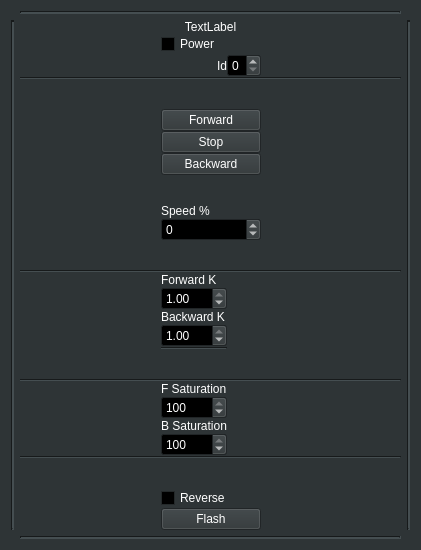
Before: the Qt Designer form ThrusterSettings/Thruster.ui in hydronautics-team/PoolsideGUI, drawn with Qt 5.
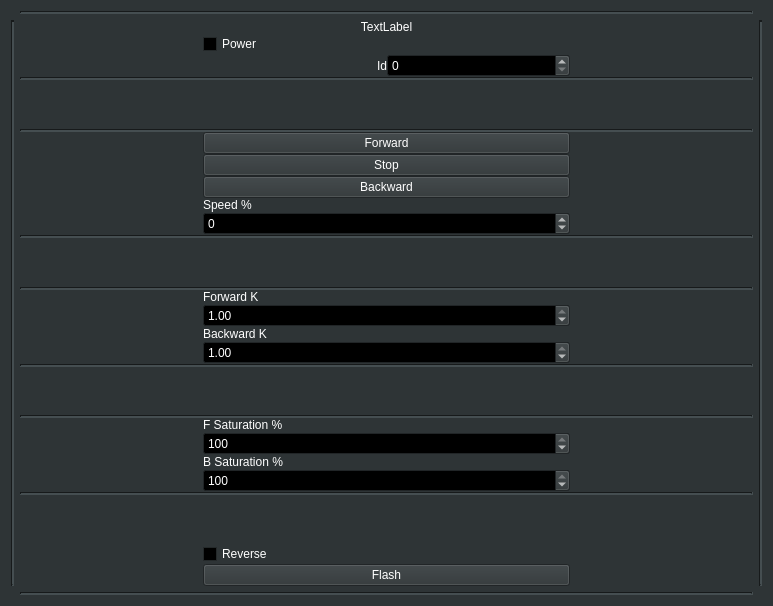
After: the same form once the commit is applied.

```diff
--- a/ThrusterSettings/Thruster.ui
+++ b/ThrusterSettings/Thruster.ui
@@ -6,8 +6,8 @@
    <rect>
     <x>0</x>
     <y>0</y>
-    <width>421</width>
-    <height>550</height>
+    <width>773</width>
+    <height>606</height>
    </rect>
   </property>
   <property name="palette">
@@ -491,265 +491,125 @@
      <property name="spacing">
       <number>0</number>
      </property>
-     <item row="19" column="2">
-      <widget class="QDoubleSpinBox" name="DoubleSpinBox_SetBackwardK">
-       <property name="maximum">
-        <double>1.000000000000000</double>
-       </property>
-       <property name="singleStep">
-        <double>0.050000000000000</double>
-       </property>
-       <property name="value">
-        <double>1.000000000000000</double>
-       </property>
-      </widget>
-     </item>
-     <item row="3" column="2">
-      <widget class="QLabel" name="label_ThrusterId">
-       <property name="text">
-        <string>Id</string>
-       </property>
-       <property name="alignment">
-        <set>Qt::AlignRight|Qt::AlignTrailing|Qt::AlignVCenter</set>
-       </property>
-      </widget>
-     </item>
-     <item row="28" column="0" colspan="6">
-      <widget class="Line" name="line">
-       <property name="orientation">
-        <enum>Qt::Horizontal</enum>
-       </property>
-      </widget>
-     </item>
-     <item row="3" column="4">
-      <spacer name="horizontalSpacer_4">
-       <property name="orientation">
-        <enum>Qt::Horizontal</enum>
-       </property>
-       <property name="sizeHint" stdset="0">
-        <size>
-         <width>40</width>
-         <height>20</height>
-        </size>
-       </property>
-      </spacer>
-     </item>
-     <item row="29" column="0" colspan="6">
-      <spacer name="verticalSpacer_4">
-       <property name="orientation">
-        <enum>Qt::Vertical</enum>
-       </property>
-       <property name="sizeHint" stdset="0">
-        <size>
-         <width>20</width>
-         <height>40</height>
-        </size>
-       </property>
-      </spacer>
-     </item>
-     <item row="30" column="2" colspan="2">
+     <item row="31" column="1" colspan="2">
       <widget class="QCheckBox" name="CheckBox_ThrusterReverse">
        <property name="text">
         <string>Reverse</string>
        </property>
       </widget>
      </item>
-     <item row="1" column="0" colspan="6">
-      <widget class="QLabel" name="Label_ThrusterName">
-       <property name="text">
-        <string>TextLabel</string>
-       </property>
-       <property name="alignment">
-        <set>Qt::AlignCenter</set>
-       </property>
-      </widget>
-     </item>
-     <item row="27" column="2">
-      <widget class="QSpinBox" name="SpinBox_ThrusterSetSpeed_3">
-       <property name="minimum">
-        <number>0</number>
-       </property>
-       <property name="maximum">
-        <number>100</number>
-       </property>
-       <property name="singleStep">
+     <item row="23" column="0" colspan="4">
+      <widget class="Line" name="line_2">
+       <property name="lineWidth">
         <number>2</number>
        </property>
-       <property name="value">
-        <number>100</number>
-       </property>
-      </widget>
-     </item>
-     <item row="2" column="5">
-      <spacer name="horizontalSpacer_2">
        <property name="orientation">
         <enum>Qt::Horizontal</enum>
        </property>
-       <property name="sizeHint" stdset="0">
-        <size>
-         <width>40</width>
-         <height>20</height>
-        </size>
-       </property>
-      </spacer>
-     </item>
-     <item row="2" column="2" colspan="2">
-      <widget class="QCheckBox" name="CheckBox_ThrusterPower">
-       <property name="text">
-        <string>Power </string>
-       </property>
       </widget>
      </item>
-     <item row="3" column="1">
-      <spacer name="horizontalSpacer_3">
-       <property name="orientation">
-        <enum>Qt::Horizontal</enum>
-       </property>
-       <property name="sizeHint" stdset="0">
-        <size>
-         <width>40</width>
-         <height>20</height>
-        </size>
-       </property>
-      </spacer>
-     </item>
-     <item row="10" column="0" colspan="6">
-      <spacer name="verticalSpacer">
-       <property name="orientation">
-        <enum>Qt::Vertical</enum>
-       </property>
-       <property name="sizeHint" stdset="0">
-        <size>
-         <width>20</width>
-         <height>40</height>
-        </size>
-       </property>
-      </spacer>
-     </item>
-     <item row="2" column="0">
-      <spacer name="horizontalSpacer">
-       <property name="orientation">
-        <enum>Qt::Horizontal</enum>
-       </property>
-       <property name="sizeHint" stdset="0">
-        <size>
-         <width>40</width>
-         <height>20</height>
-        </size>
-       </property>
-      </spacer>
-     </item>
-     <item row="20" column="2">
-      <widget class="Line" name="line_3">
-       <property name="orientation">
-        <enum>Qt::Horizontal</enum>
-       </property>
-      </widget>
-     </item>
-     <item row="23" column="2">
-      <widget class="QLabel" name="label_SetForwardSaturation">
-       <property name="text">
-        <string>F Saturation</string>
-       </property>
-      </widget>
-     </item>
-     <item row="16" column="2">
-      <widget class="QDoubleSpinBox" name="DoubleSpinBox_SetForwardK">
-       <property name="maximum">
-        <double>1.000000000000000</double>
-       </property>
-       <property name="singleStep">
-        <double>0.050000000000000</double>
-       </property>
-       <property name="value">
-        <double>1.000000000000000</double>
-       </property>
-      </widget>
-     </item>
-     <item row="21" column="0" colspan="6">
-      <spacer name="verticalSpacer_5">
-       <property name="orientation">
-        <enum>Qt::Vertical</enum>
-       </property>
-       <property name="sizeHint" stdset="0">
-        <size>
-         <width>20</width>
-         <height>40</height>
-        </size>
-       </property>
-      </spacer>
-     </item>
-     <item row="6" column="0" colspan="6">
-      <spacer name="verticalSpacer_2">
-       <property name="orientation">
-        <enum>Qt::Vertical</enum>
-       </property>
-       <property name="sizeHint" stdset="0">
-        <size>
-         <width>20</width>
-         <height>40</height>
-        </size>
-       </property>
-      </spacer>
-     </item>
-     <item row="24" column="2">
-      <widget class="QSpinBox" name="SpinBox_ThrusterSetSpeed_2">
-       <property name="minimum">
-        <number>0</number>
-       </property>
-       <property name="maximum">
-        <number>100</number>
-       </property>
-       <property name="singleStep">
-        <number>2</number>
-       </property>
-       <property name="value">
-        <number>100</number>
-       </property>
-      </widget>
-     </item>
-     <item row="3" column="3">
-      <widget class="QSpinBox" name="SpinBox_ThrusterId">
-       <property name="maximum">
-        <number>7</number>
-       </property>
-      </widget>
-     </item>
-     <item row="11" column="2" colspan="2">
+     <item row="11" column="1" colspan="2">
       <widget class="QLabel" name="label_SetSpeed">
        <property name="text">
         <string>Speed %</string>
        </property>
       </widget>
      </item>
-     <item row="13" column="0" colspan="6">
-      <spacer name="verticalSpacer_3">
-       <property name="orientation">
-        <enum>Qt::Vertical</enum>
-       </property>
-       <property name="sizeHint" stdset="0">
-        <size>
-         <width>20</width>
-         <height>40</height>
-        </size>
-       </property>
-      </spacer>
-     </item>
-     <item row="25" column="2">
+     <item row="26" column="1">
       <widget class="QLabel" name="label_SetBackwardSaturation">
        <property name="text">
-        <string>B Saturation</string>
+        <string>B Saturation %</string>
        </property>
       </widget>
      </item>
-     <item row="22" column="0" colspan="6">
-      <widget class="Line" name="line_2">
+     <item row="24" column="1">
+      <widget class="QLabel" name="label_SetForwardSaturation">
+       <property name="text">
+        <string>F Saturation %</string>
+       </property>
+      </widget>
+     </item>
+     <item row="6" column="0" colspan="4">
+      <spacer name="verticalSpacer_2">
        <property name="orientation">
+        <enum>Qt::Vertical</enum>
+       </property>
+       <property name="sizeHint" stdset="0">
+        <size>
+         <width>20</width>
+         <height>40</height>
+        </size>
+       </property>
+      </spacer>
+     </item>
+     <item row="7" column="0" colspan="4">
+      <widget class="Line" name="line_10">
+       <property name="lineWidth">
+        <number>2</number>
+       </property>
+       <property name="orientation">
         <enum>Qt::Horizontal</enum>
        </property>
       </widget>
      </item>
-     <item row="12" column="2" colspan="2">
+     <item row="8" column="1" colspan="2">
+      <widget class="QPushButton" name="PushButton_ThrusterSetForward">
+       <property name="text">
+        <string>Forward</string>
+       </property>
+      </widget>
+     </item>
+     <item row="30" column="0" colspan="4">
+      <spacer name="verticalSpacer_4">
+       <property name="orientation">
+        <enum>Qt::Vertical</enum>
+       </property>
+       <property name="sizeHint" stdset="0">
+        <size>
+         <width>20</width>
+         <height>40</height>
+        </size>
+       </property>
+      </spacer>
+     </item>
+     <item row="9" column="1" colspan="2">
+      <widget class="QPushButton" name="PushButton_ThrusterSetStop">
+       <property name="text">
+        <string>Stop</string>
+       </property>
+      </widget>
+     </item>
+     <item row="14" column="0" colspan="4">
+      <spacer name="verticalSpacer_3">
+       <property name="orientation">
+        <enum>Qt::Vertical</enum>
+       </property>
+       <property name="sizeHint" stdset="0">
+        <size>
+         <width>20</width>
+         <height>40</height>
+        </size>
+       </property>
+      </spacer>
+     </item>
+     <item row="32" column="1" colspan="2">
+      <widget class="QPushButton" name="PushButton_Flash">
+       <property name="text">
+        <string>Flash</string>
+       </property>
+      </widget>
+     </item>
+     <item row="29" column="0" colspan="4">
+      <widget class="Line" name="line">
+       <property name="lineWidth">
+        <number>2</number>
+       </property>
+       <property name="orientation">
+        <enum>Qt::Horizontal</enum>
+       </property>
+      </widget>
+     </item>
+     <item row="12" column="1" colspan="2">
       <widget class="QSpinBox" name="SpinBox_ThrusterSetSpeed">
        <property name="minimum">
         <number>-100</number>
@@ -762,59 +622,169 @@
        </property>
       </widget>
      </item>
-     <item row="14" column="0" colspan="6">
-      <widget class="Line" name="line_4">
-       <property name="orientation">
-        <enum>Qt::Horizontal</enum>
+     <item row="1" column="0" colspan="4">
+      <widget class="QLabel" name="Label_ThrusterName">
+       <property name="text">
+        <string>TextLabel</string>
+       </property>
+       <property name="alignment">
+        <set>Qt::AlignCenter</set>
        </property>
       </widget>
      </item>
-     <item row="4" column="0" colspan="6">
+     <item row="4" column="0" colspan="4">
       <widget class="Line" name="line_5">
+       <property name="lineWidth">
+        <number>2</number>
+       </property>
        <property name="orientation">
         <enum>Qt::Horizontal</enum>
        </property>
       </widget>
      </item>
-     <item row="9" column="2" colspan="2">
-      <widget class="QPushButton" name="PushButton_ThrusterSetBackward">
-       <property name="text">
-        <string>Backward</string>
-       </property>
-      </widget>
-     </item>
-     <item row="8" column="2" colspan="2">
-      <widget class="QPushButton" name="PushButton_ThrusterSetStop">
-       <property name="text">
-        <string>Stop</string>
-       </property>
-      </widget>
-     </item>
-     <item row="7" column="2" colspan="2">
-      <widget class="QPushButton" name="PushButton_ThrusterSetForward">
-       <property name="text">
-        <string>Forward</string>
-       </property>
-      </widget>
-     </item>
-     <item row="15" column="2" colspan="2">
+     <item row="16" column="1" colspan="2">
       <widget class="QLabel" name="label_SetForwardK">
        <property name="text">
         <string>Forward K</string>
        </property>
       </widget>
      </item>
-     <item row="17" column="2" colspan="2">
+     <item row="15" column="0" colspan="4">
+      <widget class="Line" name="line_4">
+       <property name="lineWidth">
+        <number>2</number>
+       </property>
+       <property name="orientation">
+        <enum>Qt::Horizontal</enum>
+       </property>
+      </widget>
+     </item>
+     <item row="2" column="1" colspan="2">
+      <widget class="QCheckBox" name="CheckBox_ThrusterPower">
+       <property name="text">
+        <string>Power </string>
+       </property>
+      </widget>
+     </item>
+     <item row="13" column="0" colspan="4">
+      <widget class="Line" name="line_11">
+       <property name="lineWidth">
+        <number>2</number>
+       </property>
+       <property name="orientation">
+        <enum>Qt::Horizontal</enum>
+       </property>
+      </widget>
+     </item>
+     <item row="22" column="0" colspan="4">
+      <spacer name="verticalSpacer_5">
+       <property name="orientation">
+        <enum>Qt::Vertical</enum>
+       </property>
+       <property name="sizeHint" stdset="0">
+        <size>
+         <width>20</width>
+         <height>40</height>
+        </size>
+       </property>
+      </spacer>
+     </item>
+     <item row="18" column="1" colspan="2">
       <widget class="QLabel" name="label_SetBackwardK">
        <property name="text">
         <string>Backward K</string>
        </property>
       </widget>
      </item>
-     <item row="31" column="2" colspan="2">
-      <widget class="QPushButton" name="PushButton_Flash">
+     <item row="3" column="1">
+      <widget class="QLabel" name="label_ThrusterId">
        <property name="text">
-        <string>Flash</string>
+        <string>Id</string>
+       </property>
+       <property name="alignment">
+        <set>Qt::AlignRight|Qt::AlignTrailing|Qt::AlignVCenter</set>
+       </property>
+      </widget>
+     </item>
+     <item row="3" column="2">
+      <widget class="QSpinBox" name="SpinBox_ThrusterId">
+       <property name="maximum">
+        <number>7</number>
+       </property>
+      </widget>
+     </item>
+     <item row="10" column="1" colspan="2">
+      <widget class="QPushButton" name="PushButton_ThrusterSetBackward">
+       <property name="text">
+        <string>Backward</string>
+       </property>
+      </widget>
+     </item>
+     <item row="21" column="0" colspan="4">
+      <widget class="Line" name="line_3">
+       <property name="lineWidth">
+        <number>2</number>
+       </property>
+       <property name="orientation">
+        <enum>Qt::Horizontal</enum>
+       </property>
+      </widget>
+     </item>
+     <item row="20" column="1" colspan="2">
+      <widget class="QDoubleSpinBox" name="DoubleSpinBox_SetBackwardK">
+       <property name="maximum">
+        <double>1.000000000000000</double>
+       </property>
+       <property name="singleStep">
+        <double>0.050000000000000</double>
+       </property>
+       <property name="value">
+        <double>1.000000000000000</double>
+       </property>
+      </widget>
+     </item>
+     <item row="17" column="1" colspan="2">
+      <widget class="QDoubleSpinBox" name="DoubleSpinBox_SetForwardK">
+       <property name="maximum">
+        <double>1.000000000000000</double>
+       </property>
+       <property name="singleStep">
+        <double>0.050000000000000</double>
+       </property>
+       <property name="value">
+        <double>1.000000000000000</double>
+       </property>
+      </widget>
+     </item>
+     <item row="25" column="1" colspan="2">
+      <widget class="QSpinBox" name="SpinBox_ThrusterSetSpeed_2">
+       <property name="minimum">
+        <number>0</number>
+       </property>
+       <property name="maximum">
+        <number>100</number>
+       </property>
+       <property name="singleStep">
+        <number>2</number>
+       </property>
+       <property name="value">
+        <number>100</number>
+       </property>
+      </widget>
+     </item>
+     <item row="28" column="1" colspan="2">
+      <widget class="QSpinBox" name="SpinBox_ThrusterSetSpeed_3">
+       <property name="minimum">
+        <number>0</number>
+       </property>
+       <property name="maximum">
+        <number>100</number>
+       </property>
+       <property name="singleStep">
+        <number>2</number>
+       </property>
+       <property name="value">
+        <number>100</number>
        </property>
       </widget>
      </item>
```
